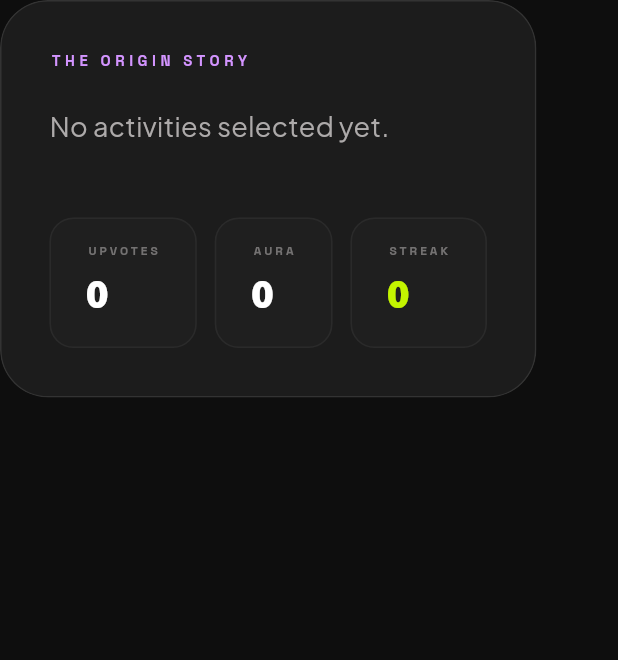
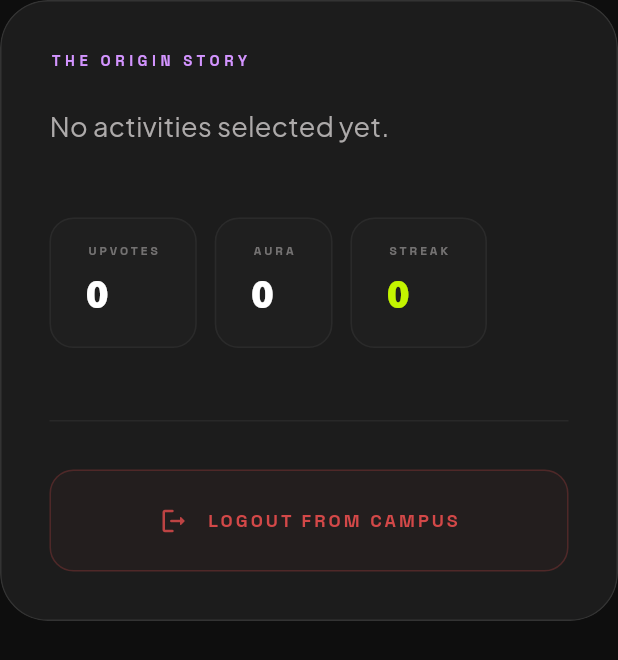
Before and after one commit to MuhammadSaadBadar/MainChar, a Flutter app: the _ContentSection widget shown alone on an empty page, opened directly with empty values, on a phone screen of 412 x 824 dp. Shown: the top 660 px of the screen. Run offline on Flutter 3.47's test engine with Material 3 defaults, Android fonts, the phone set to English and light mode, and no system bars; our stand-ins replace flutter_animate, flutter_card_swiper, get, google_fonts, image_picker, supabase_flutter; accounts and stored records are empty; network calls fail.

Commit message:
More ChangeS

```diff
--- a/lib/screens/profile_screen.dart
+++ b/lib/screens/profile_screen.dart
@@ -12,6 +12,8 @@
 import '../widgets/activity_picker_sheet.dart';
 import '../constants/university_activities.dart';
 import '../routes/app_routes.dart';
+import '../controllers/auth_controller.dart';
+
 
 class ProfileScreen extends StatefulWidget {
   const ProfileScreen({super.key});
@@ -255,7 +257,55 @@
     }
   }
 
+  void _handleLogout() {
+    Get.dialog(
+      AlertDialog(
+        backgroundColor: AppColors.surfaceContainerHigh,
+        title: Text(
+          'LOGOUT',
+          style: AppTextStyles.label(18, weight: FontWeight.w900, color: AppColors.secondary),
+        ),
+        content: Text(
+          'Are you sure you want to end your session?',
+          style: AppTextStyles.body(16, color: Colors.white70),
+        ),
+        actions: [
+          TextButton(
+            onPressed: () => Get.back(),
+            child: Text(
+              'CANCEL',
+              style: AppTextStyles.label(12, color: Colors.white54, letterSpacing: 1.5),
+            ),
+          ),
+          ElevatedButton(
+            onPressed: () {
+              Get.back();
+              Get.find<AuthController>().signOut();
+            },
+            style: ElevatedButton.styleFrom(
+              backgroundColor: Colors.redAccent.withOpacity(0.1),
+              foregroundColor: Colors.redAccent,
+              padding: const EdgeInsets.symmetric(horizontal: 24, vertical: 12),
+              shape: RoundedRectangleBorder(
+                borderRadius: BorderRadius.circular(100),
+                side: const BorderSide(color: Colors.redAccent, width: 1),
+              ),
+              elevation: 0,
+            ),
+            child: Text(
+              'LOGOUT',
+              style: AppTextStyles.label(12, weight: FontWeight.bold, letterSpacing: 1.5),
+            ),
+          ),
+        ],
+        shape: RoundedRectangleBorder(borderRadius: BorderRadius.circular(24)),
+      ),
+      barrierColor: Colors.black87,
+    );
+  }
+
   @override
+
   Widget build(BuildContext context) {
     if (_isLoading) {
       return const Scaffold(
@@ -311,7 +361,9 @@
                                   setState(() => _selectedTags = tags),
                               isSaving: _isSaving,
                               isSelfProfile: _isSelfProfile,
+                              onLogout: _handleLogout,
                             );
+
                           } else {
                             return _MobileLayout(
                               userData: _userData,
@@ -329,7 +381,9 @@
                                   setState(() => _selectedTags = tags),
                               isSaving: _isSaving,
                               isSelfProfile: _isSelfProfile,
+                              onLogout: _handleLogout,
                             );
+
                           }
                         },
                       ),
@@ -550,8 +604,9 @@
   final VoidCallback onPickImage;
   final VoidCallback onSave;
   final Function(List<String>) onTagsChanged;
-  final bool isSaving;
+   final bool isSaving;
   final bool isSelfProfile;
+  final VoidCallback onLogout;
 
   const _MobileLayout({
     this.userData,
@@ -568,7 +623,9 @@
     required this.onTagsChanged,
     required this.isSaving,
     this.isSelfProfile = true,
+    required this.onLogout,
   });
+
 
   @override
   Widget build(BuildContext context) {
@@ -602,10 +659,12 @@
           onTagsChanged: onTagsChanged,
           isSaving: isSaving,
           upvotesCount: upvotesCount,
-          aura: aura,
+           aura: aura,
           isSelfProfile: isSelfProfile,
+          onLogout: onLogout,
         ),
       ],
+
     );
   }
 }
@@ -623,8 +682,9 @@
   final VoidCallback onPickImage;
   final VoidCallback onSave;
   final Function(List<String>) onTagsChanged;
-  final bool isSaving;
+   final bool isSaving;
   final bool isSelfProfile;
+  final VoidCallback onLogout;
 
   const _DesktopLayout({
     this.userData,
@@ -641,7 +701,9 @@
     required this.onTagsChanged,
     required this.isSaving,
     this.isSelfProfile = true,
+    required this.onLogout,
   });
+
 
   @override
   Widget build(BuildContext context) {
@@ -675,11 +737,13 @@
             onTagsChanged: onTagsChanged,
             isSaving: isSaving,
             upvotesCount: upvotesCount,
-            aura: aura,
+             aura: aura,
             isSelfProfile: isSelfProfile,
+            onLogout: onLogout,
           ),
         ),
       ],
+
     );
   }
 }
@@ -730,6 +794,8 @@
   final int upvotesCount;
   final int aura;
   final bool isSelfProfile;
+  final VoidCallback? onLogout;
+
 
   const _ContentSection({
     this.userData,
@@ -743,7 +809,9 @@
     required this.upvotesCount,
     required this.aura,
     this.isSelfProfile = true,
+    this.onLogout,
   });
+
 
   @override
   Widget build(BuildContext context) {
@@ -972,15 +1040,62 @@
                         value: upvotesCount.toString(),
                       ),
                       _StatBadge(label: 'AURA', value: aura.toString()),
-                      const _StatBadge(
+                       const _StatBadge(
                         label: 'STREAK',
                         value: '0',
                         isSecondary: true,
                       ),
                     ],
                   ),
+                  if (isSelfProfile && !isEditing) ...[
+                    const SizedBox(height: 48),
+                    Container(
+                      width: double.infinity,
+                      height: 1,
+                      color: Colors.white.withOpacity(0.05),
+                    ),
+                    const SizedBox(height: 32),
+                    SizedBox(
+                      width: double.infinity,
+                      child: TextButton(
+                        onPressed: onLogout,
+                        style: TextButton.styleFrom(
+                          padding: const EdgeInsets.symmetric(vertical: 24),
+                          shape: RoundedRectangleBorder(
+                            borderRadius: BorderRadius.circular(16),
+                            side: BorderSide(
+                              color: Colors.redAccent.withOpacity(0.2),
+                              width: 1,
+                            ),
+                          ),
+                          backgroundColor: Colors.redAccent.withOpacity(0.03),
+                        ),
+                        child: Row(
+                          mainAxisAlignment: MainAxisAlignment.center,
+                          children: [
+                            Icon(
+                              Icons.logout_rounded,
+                              color: Colors.redAccent.withOpacity(0.7),
+                              size: 20,
+                            ),
+                            const SizedBox(width: 12),
+                            Text(
+                              'LOGOUT FROM CAMPUS',
+                              style: AppTextStyles.label(
+                                12,
+                                color: Colors.redAccent.withOpacity(0.8),
+                                weight: FontWeight.bold,
+                                letterSpacing: 2.0,
+                              ),
+                            ),
+                          ],
+                        ),
+                      ),
+                    ),
+                  ],
                 ],
               ),
+
             ),
           ),
         ),
```
Also changed, not shown: lib/widgets/main_header.dart (+6 -18 lines).
